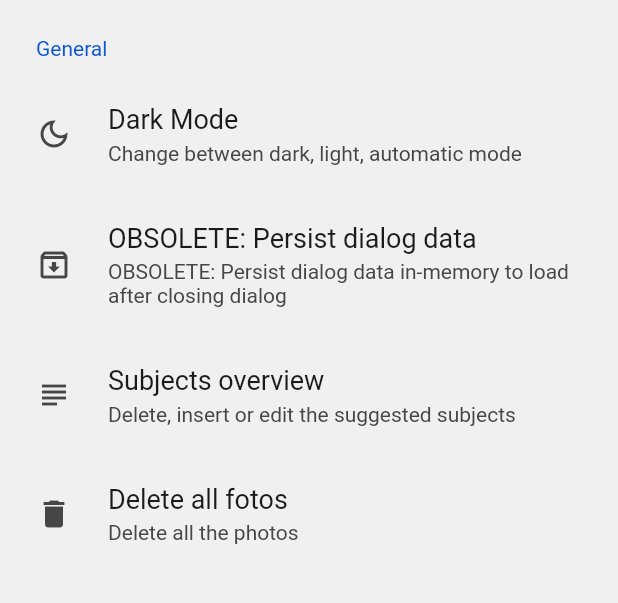
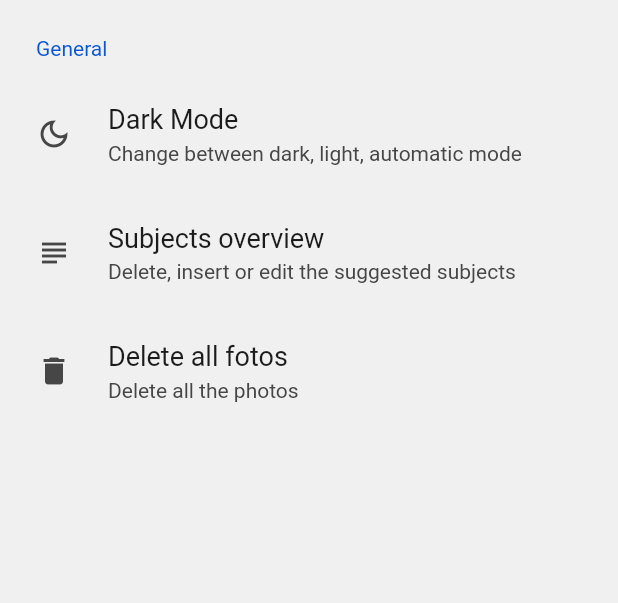
Before and after one commit to RandomModderJDK/hw_manager_flutter, a Flutter app: the SettingsRoute screen opened directly, on a phone screen of 412 x 824 dp, the part 84-687 px from its top. Run offline on Flutter 3.47's test engine with Material 3 defaults, Android fonts, the phone set to English and light mode, and no system bars; drawn by our look-alikes of settings_ui; our stand-ins replace date_field, image_picker, shared_preferences, sqflite_common_ffi; missing offline and left inert: expandable_widgets; accounts and stored records are empty; generated files the repository leaves out were written again.

Commit message:
Removed obsolete dialog setting Changed print message to debug

```diff
--- a/lib/routes/settings_route.dart
+++ b/lib/routes/settings_route.dart
@@ -12,9 +12,7 @@ class SettingsRoute extends StatelessWidget {
   @override
   Widget build(BuildContext context) {
     return Scaffold(
-      appBar: AppBar(
-          backgroundColor: Theme.of(context).colorScheme.inversePrimary,
-          title: const Text('Settings')),
+      appBar: AppBar(backgroundColor: Theme.of(context).colorScheme.inversePrimary, title: const Text('Settings')),
       body: SettingsList(
         sections: [
           // TODO Implement Untis section
@@ -24,29 +22,17 @@ class SettingsRoute extends StatelessWidget {
               SettingsTile(
                 title: const Text('Dark Mode'),
                 leading: const Icon(Icons.dark_mode_outlined),
-                description:
-                    const Text('Change between dark, light, automatic mode'),
+                description: const Text('Change between dark, light, automatic mode'),
                 onPressed: (context) {
-                  Preferences.nextThemeMode()
-                      .then((mode) => HWMApp.of(context).changeTheme(mode));
+                  Preferences.nextThemeMode().then((mode) => HWMApp.of(context).changeTheme(mode));
                 },
-              ),
-              SettingsTile(
-                title: const Text('OBSOLETE: Persist dialog data'),
-                leading: const Icon(Icons.archive_outlined),
-                description: const Text(
-                    'OBSOLETE: Persist dialog data in-memory to load after closing dialog'),
-                onPressed: (context) => Preferences.getDialogPersistence()
-                    .then((b) => Preferences.setDialogPersistence(!b)),
               ),
               SettingsTile(
                 title: const Text('Subjects overview'),
                 leading: const Icon(Icons.subject),
-                description:
-                    const Text('Delete, insert or edit the suggested subjects'),
-                onPressed: (context) => Navigator.of(context).push(
-                    MaterialPageRoute(
-                        builder: (context) => const SubjectRoute())),
+                description: const Text('Delete, insert or edit the suggested subjects'),
+                onPressed: (context) =>
+                    Navigator.of(context).push(MaterialPageRoute(builder: (context) => const SubjectRoute())),
               ),
               SettingsTile(
                 title: const Text('Delete all fotos'),
```
Also changed, not shown: lib/shared_preferences.dart (+0 -18 lines), lib/sqlite.dart (+12 -4 lines).
